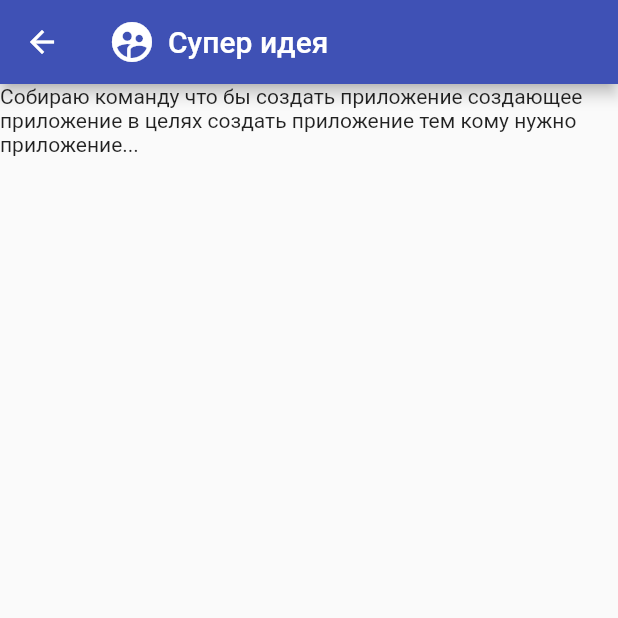
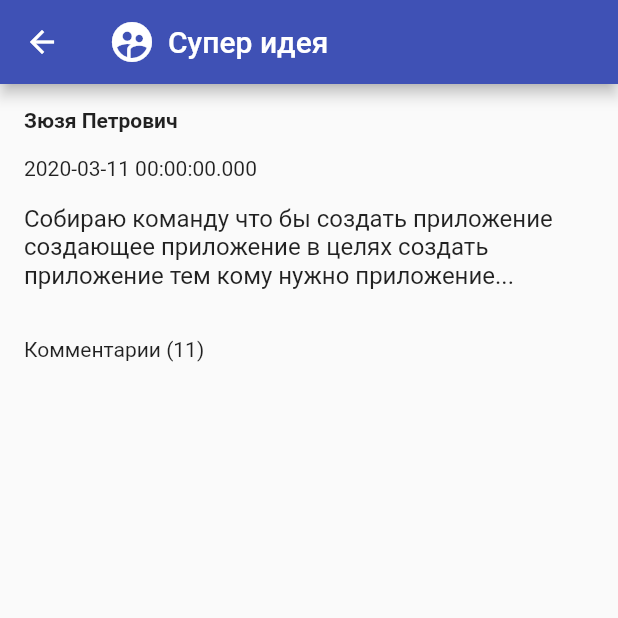
Before and after one commit to MVProduction/TeamLeadMobile, a Flutter app: the PostListPage screen opened by its route, after a tap on "Супер идея", on a phone screen of 412 x 824 dp, the top half of it. Run offline on Flutter 3.47's test engine with Material 2 defaults, Android fonts, the phone set to English and light mode, and no system bars.

Commit message:
Post discussion

```diff
--- a/lib/pages/post_discussion/post_discussion_page.dart
+++ b/lib/pages/post_discussion/post_discussion_page.dart
@@ -33,7 +33,28 @@ class _PostDiscussionPageState extends State<PostDiscussionPage> {
               Text(post.title)
             ],
           )),
-          body: Text(post.shortText),
+          body: ListView(
+            children: <Widget>[
+              Container(
+                  padding: EdgeInsets.all(16),
+                  child: Column(
+                    crossAxisAlignment: CrossAxisAlignment.start,
+                    children: <Widget>[
+                      Padding(
+                        padding: const EdgeInsets.only(bottom: 16),
+                        child: Text(post.userName,
+                            style: TextStyle(fontWeight: FontWeight.bold)),
+                      ),
+                      Padding(
+                        padding: const EdgeInsets.only(bottom: 16),
+                        child: Text(post.createDate.toString()),
+                      ),
+                      Text(post.shortText, style: TextStyle(fontSize: 16)),
+                    ],
+                  )),
+              Container(padding: EdgeInsets.all(16), child: Text("Комментарии (11)"))
+            ],
+          ),
         ));
   }
 }
--- a/lib/pages/post_list/models/post_list_item_data.dart
+++ b/lib/pages/post_list/models/post_list_item_data.dart
@@ -11,6 +11,9 @@ class PostListItemData {
   /// Заголовок
   final String title;
 
+  /// Время создания поста
+  final DateTime createDate;
+
   /// Короткое описание поста
   final String shortText;
 
@@ -23,11 +26,11 @@ class PostListItemData {
   /// Создаёт из контракта сервиса
   static PostListItemData fromServicePostListItemData(
       ServicePostListItemData data) {
-    return PostListItemData(data.id, data.userName, data.title, data.shortText,
-        data.viewCount, data.isFavorite);
+    return PostListItemData(data.id, data.userName, data.title, data.createDate,
+        data.shortText, data.viewCount, data.isFavorite);
   }
 
   /// Конструктор
-  PostListItemData(this.id, this.userName, this.title, this.shortText,
-      this.viewCount, this.isFavorite);
+  PostListItemData(this.id, this.userName, this.title, this.createDate,
+      this.shortText, this.viewCount, this.isFavorite);
 }
--- a/lib/services/contracts/service_post_list_item_data.dart
+++ b/lib/services/contracts/service_post_list_item_data.dart
@@ -9,6 +9,9 @@ class ServicePostListItemData {
   /// Заголовок
   final String title;
 
+  /// Время создания поста
+  final DateTime createDate;
+
   /// Короткое описание поста
   final String shortText;
 
@@ -19,6 +22,6 @@ class ServicePostListItemData {
   final bool isFavorite;
 
   /// Конструктор
-  ServicePostListItemData(
-      this.id, this.userName, this.title, this.shortText, this.viewCount, this.isFavorite);
+  ServicePostListItemData(this.id, this.userName, this.title, this.createDate,
+      this.shortText, this.viewCount, this.isFavorite);
 }
--- a/lib/services/team_lead_mock_service.dart
+++ b/lib/services/team_lead_mock_service.dart
@@ -11,6 +11,7 @@ class TeamLeadMockService implements TeamLeadService {
           "1",
           "Зюзя Петрович",
           "Супер идея",
+          DateTime(2020, 3, 11),
           "Собираю команду что бы создать приложение создающее приложение в целях создать приложение тем кому нужно приложение...",
           33,
           false),
@@ -18,6 +19,7 @@ class TeamLeadMockService implements TeamLeadService {
           "2",
           "Галина Зильбермановна",
           "Приложение для снижения веса",
+          DateTime(2020, 3, 14),
           "Ищу людей для создания мобильного приложения для контроля над весом. Ничего не знаю. Ничего не умею но хочу. Ищу тех кто умеет и знает и хочет. Пока за бесплатное...",
           12,
           false),
@@ -25,6 +27,7 @@ class TeamLeadMockService implements TeamLeadService {
           "3",
           "Tegra",
           "Ищем художников и программистов",
+          DateTime(2020, 3, 21),
           "Мы - небольшая группа начинающих разработчиков. Ищем в нашу команду художников и программистов С# на Unity. Опыт приветствуется, но не обязателен. Мой телеграмм  P01000",
           2,
           true),
@@ -32,6 +35,7 @@ class TeamLeadMockService implements TeamLeadService {
           "4",
           "Klifford",
           "Сценарист в Команду!",
+          DateTime(2020, 3, 23),
           "Мы - молодая, недавно сформированная команда, состоящая из Программиста, 3д-художника и Композитора.  Похвастаться завершенными проектами не можем. Тем не менее, каждый из нас имеет немалый опыт работы за плечами.",
           40,
           true),
@@ -39,6 +43,7 @@ class TeamLeadMockService implements TeamLeadService {
           "5",
           "Hzpriezz",
           "Набираю людей в команду - Unity, Mobile",
+          DateTime(2020, 3, 24),
           "Всех с наступившим 2020, рад что вы дожили и можете прочитать мой сабж. Кто я? - продюсер, лид гейм дизайнер. Что хочу? - добрать людей и развить команду Unity",
           26,
           true)
```
